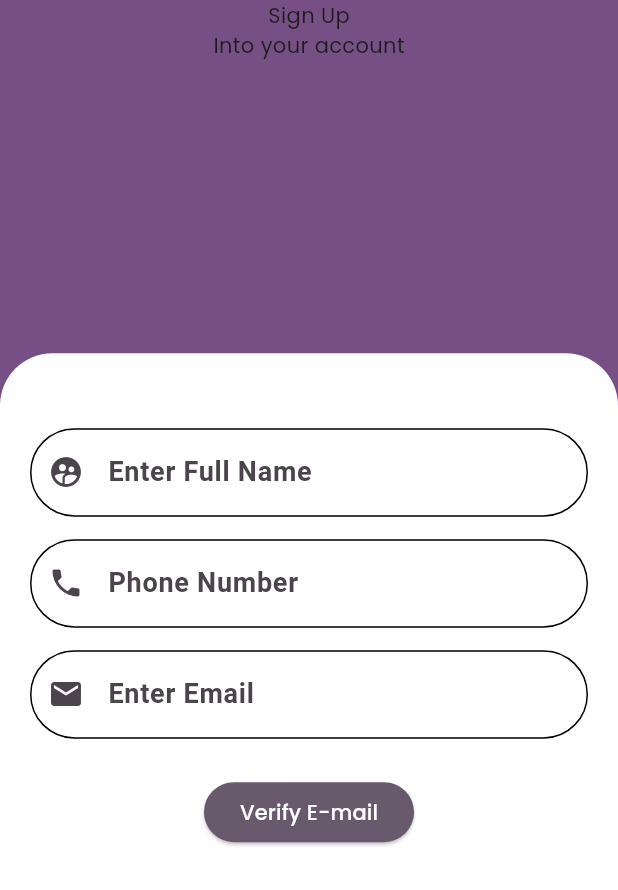
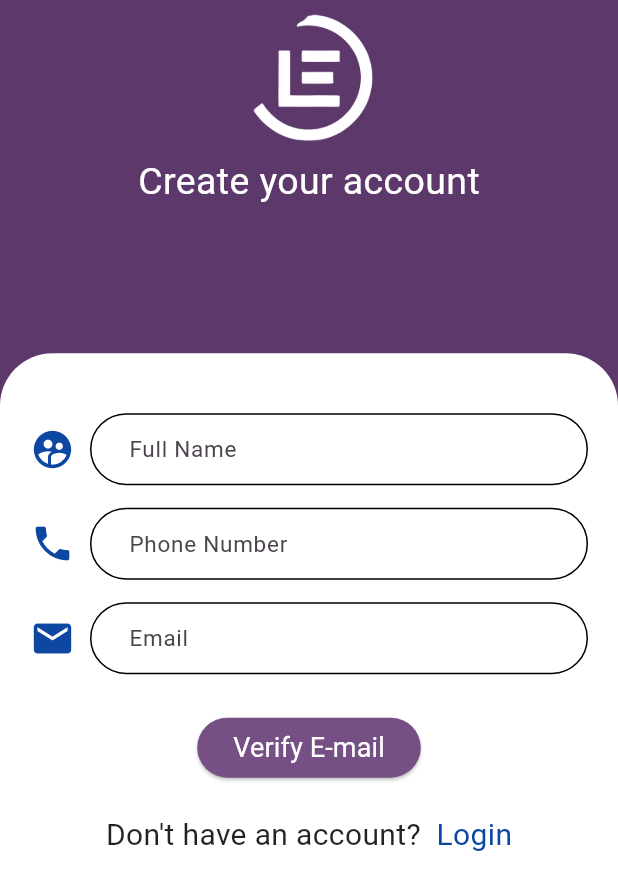
Before and after one commit to Deepaksharma120201/logistics_express, a Flutter app: the screen it shows after launch, on a phone screen of 412 x 824 dp. Shown: the top 890 px of the screen. Run offline on Flutter 3.47's test engine with Material 3 defaults, Android fonts, the phone set to English and light mode, and no system bars; our stand-ins replace google_fonts.

Commit message:
some Changes in themes

```diff
--- a/lib/Theme/theme.dart
+++ b/lib/Theme/theme.dart
@@ -1,18 +1,25 @@
 import 'package:flutter/material.dart';
 import 'package:google_fonts/google_fonts.dart';
 
+var kColorScheme = ColorScheme.fromSeed(
+  seedColor: const Color.fromARGB(255, 147, 25, 199),
+);
+
 var theme = ThemeData(
   useMaterial3: true,
-  colorScheme: ColorScheme.fromSeed(
-    brightness: Brightness.light,
-    seedColor: const Color.fromARGB(255, 111, 9, 151),
-  ),
-  textTheme: GoogleFonts.poppinsTextTheme().copyWith(
-    bodyLarge: const TextStyle(
-      fontSize: 18, // Custom font size for bodyLarge
-      fontWeight: FontWeight.w600, // Custom font weight
-      color:  Color.fromARGB(255, 111, 9, 151),
+  colorScheme: kColorScheme,
+  scaffoldBackgroundColor: kColorScheme.onPrimaryContainer,
+  textTheme: ThemeData().textTheme.copyWith(
+        bodyLarge: GoogleFonts.playpenSans(
+          fontSize: 15,
+          fontWeight: FontWeight.w400,
+          color: kColorScheme.onPrimaryContainer,
+        ),
+      ),
+  elevatedButtonTheme: ElevatedButtonThemeData(
+    style: ElevatedButton.styleFrom(
+      backgroundColor: kColorScheme.primary,
+      foregroundColor: kColorScheme.onPrimary,
     ),
   ),
-  elevatedButtonTheme: const ElevatedButtonThemeData(),
 );
--- a/lib/customtextfield.dart
+++ b/lib/customtextfield.dart
@@ -1,33 +1,45 @@
 import 'package:flutter/material.dart';
 
-class Customtextfield extends StatelessWidget {
-  const Customtextfield({
+class CustomTextField extends StatelessWidget {
+  const CustomTextField({
     super.key,
     required this.label,
     required this.hintText,
-    required this.icon,
+    this.icon,
     required this.keyboardType,
   });
 
   final String label;
   final TextInputType keyboardType;
   final String hintText;
-  final Icon icon;
+  final Icon? icon;
+
   @override
   Widget build(BuildContext context) {
-    return TextFormField(
+    return Row(
+      children: [
+        if (icon != null)
+          Container(
+            margin: const EdgeInsets.only(right: 10),
+            child: icon,
+          ),
+        Expanded(
+          child: TextFormField(
             keyboardType: keyboardType,
             decoration: InputDecoration(
-        prefixIcon: icon,
-        label: Text(label),
+              contentPadding: const EdgeInsets.only(left: 22),
+              labelText: label,
               hintText: hintText,
               border: OutlineInputBorder(
-          borderRadius: BorderRadius.circular(40),
+                borderRadius: BorderRadius.circular(30),
               ),
               enabledBorder: OutlineInputBorder(
-          borderRadius: BorderRadius.circular(40),
+                borderRadius: BorderRadius.circular(30),
               ),
             ),
+          ),
+        ),
+      ],
     );
   }
 }
--- /dev/null
+++ b/lib/header.dart
@@ -0,0 +1,27 @@
+import 'package:flutter/material.dart';
+
+class Header extends StatelessWidget {
+  const Header({
+    super.key,
+  });
+
+  @override
+  Widget build(BuildContext context) {
+    return Column(
+      children: [
+        Image.asset(
+          "assets/images/logo.png",
+          width: 110,
+          color: Colors.white,
+        ),
+        const Text(
+          'Create your account',
+          style: TextStyle(
+            color: Colors.white,
+            fontSize: 25,
+          ),
+        ),
+      ],
+    );
+  }
+}
--- a/lib/signup_page.dart
+++ b/lib/signup_page.dart
@@ -1,5 +1,6 @@
 import 'package:flutter/material.dart';
 import 'package:logistics_express/customtextfield.dart';
+import 'package:logistics_express/header.dart';
 
 class SignupPage extends StatefulWidget {
   const SignupPage({super.key});
@@ -11,24 +12,18 @@ class SignupPage extends StatefulWidget {
 class _SignupPageState extends State<SignupPage> {
   @override
   Widget build(BuildContext context) {
-    return Scaffold(
-      backgroundColor: Theme.of(context).colorScheme.primary,
+    return SafeArea(
+      child: Scaffold(
         body: Column(
           children: [
             const Expanded(
               flex: 2,
-            child: SizedBox(
-                child: Column(
-                  children: [
-                    Text('Sign Up', style: TextStyle(),),
-                    Text('Into your account'),
-                  ],
-                )),
+              child: Header(),
             ),
             Expanded(
               flex: 5,
               child: Container(
-              padding: const EdgeInsets.fromLTRB(20, 50, 20, 20),
+                padding: const EdgeInsets.fromLTRB(20, 30, 20, 20),
                 decoration: const BoxDecoration(
                   color: Colors.white,
                   borderRadius: BorderRadius.only(
@@ -36,47 +31,87 @@ class _SignupPageState extends State<SignupPage> {
                     topRight: Radius.circular(35),
                   ),
                 ),
+                child: SingleChildScrollView(
                   child: Form(
                     child: Column(
                       crossAxisAlignment: CrossAxisAlignment.center,
                       children: [
-                    const Customtextfield(
-                      hintText: 'Name',
-                      label: 'Enter Full Name',
-                      icon: Icon(Icons.supervised_user_circle_sharp),
+                        const Padding(
+                          padding: EdgeInsets.symmetric(
+                            horizontal: 0,
+                            vertical: 5,
+                          ),
+                        ),
+                        CustomTextField(
+                          hintText: 'Enter Name',
+                          label: 'Full Name',
+                          icon: Icon(
+                            Icons.supervised_user_circle_sharp,
+                            color: Colors.blue[900],
+                            size: 30,
+                          ),
                           keyboardType: TextInputType.text,
                         ),
                         const SizedBox(height: 15),
-                    const Customtextfield(
-                      hintText: 'Enter Phone',
+                        CustomTextField(
+                          hintText: 'Enter Phone no.',
                           label: 'Phone Number',
-                      icon: Icon(Icons.phone),
+                          icon: Icon(
+                            Icons.phone,
+                            color: Colors.blue[900],
+                            size: 30,
+                          ),
                           keyboardType: TextInputType.phone,
                         ),
                         const SizedBox(height: 15),
-                    const Customtextfield(
-                      hintText: 'Email',
-                      label: 'Enter Email',
-                      icon: Icon(Icons.email),
+                        CustomTextField(
+                          hintText: 'Enter Email',
+                          label: 'Email',
+                          icon: Icon(
+                            Icons.email,
+                            color: Colors.blue[900],
+                            size: 30,
+                          ),
                           keyboardType: TextInputType.emailAddress,
                         ),
                         const SizedBox(height: 25),
                         ElevatedButton(
-                      style: ElevatedButton.styleFrom(
-                          backgroundColor:
-                              Theme.of(context).colorScheme.secondary,
-                          foregroundColor:
-                              Theme.of(context).colorScheme.onSecondary),
                           onPressed: () {},
-                      child: const Text('Verify E-mail'),
+                          child: const Text(
+                            'Verify E-mail',
+                            style: TextStyle(
+                              fontSize: 18,
+                              fontWeight: FontWeight.normal,
+                            ),
+                          ),
+                        ),
+                        const SizedBox(height: 20),
+                        Row(
+                          mainAxisAlignment: MainAxisAlignment.center,
+                          children: [
+                            const Text(
+                              'Don\'t have an account?  ',
+                              style: TextStyle(
+                                  color: Colors.black87, fontSize: 20),
+                            ),
+                            GestureDetector(
+                              child: Text(
+                                'Login',
+                                style: TextStyle(
+                                    color: Colors.blue[900], fontSize: 20),
+                              ),
+                            ),
+                          ],
                         )
                       ],
+                    ),
                   ),
                 ),
               ),
             )
           ],
         ),
+      ),
     );
   }
 }
--- a/pubspec.yaml
+++ b/pubspec.yaml
@@ -60,9 +60,8 @@ flutter:
   uses-material-design: true
 
   # To add assets to your application, add an assets section, like this:
-  # assets:
-  #   - images/a_dot_burr.jpeg
-  #   - images/a_dot_ham.jpeg
+  assets:
+    - assets/images/logo.png
 
   # An image asset can refer to one or more resolution-specific "variants", see
   # https://flutter.dev/to/resolution-aware-images
```
Also changed, not shown: assets/images/logo.png (added). Lines whose indentation alone changed are shown as unchanged.
